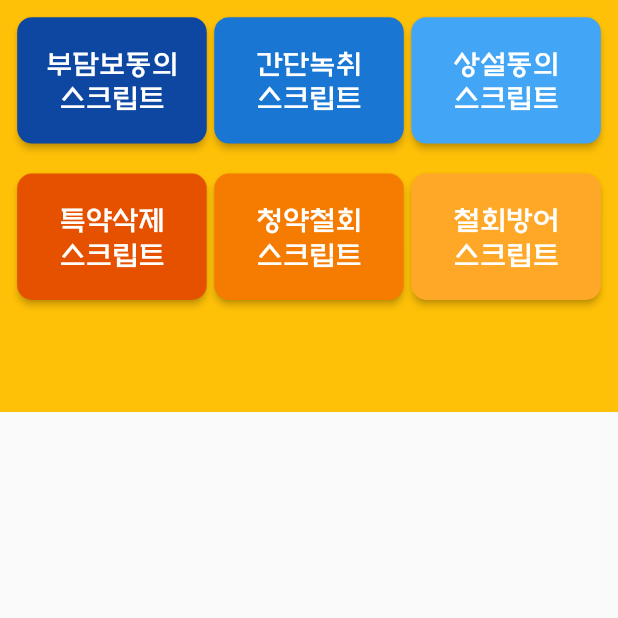
After one commit to captman87/homebusinesshelper, a Flutter app: the VariousFormsPage screen opened directly, on a phone screen of 412 x 824 dp, the top half of it. The commit adds this screen. Run offline on Flutter 3.47's test engine with Material 2 defaults, Android fonts, the phone set to English and light mode, and no system bars; drawn by our look-alikes of styled_text; our stand-ins replace dropdown_button2, flutter_screenutil.

Commit message:
2022-01-25 18:18

```diff
--- /dev/null
+++ b/lib/Page1/variousformsPage.dart
@@ -0,0 +1,178 @@
+// ignore_for_file: file_names
+
+import 'package:flutter/material.dart';
+import 'package:flutter_screenutil/flutter_screenutil.dart';
+import 'package:styled_text/styled_text.dart';
+
+class VariousFormsPage extends StatelessWidget {
+  const VariousFormsPage({Key? key}) : super(key: key);
+
+  @override
+  Widget build(BuildContext context) {
+    return Scaffold(body: LayoutBuilder(
+        builder: (BuildContext context, BoxConstraints constraints) {
+      return Column(
+        children: [
+          Container(
+            height: constraints.maxHeight / 3,
+            color: Colors.amber,
+            child: GridView.count(
+              // physics: const NeverScrollableScrollPhysics(),
+              childAspectRatio: (3 / 2),
+              crossAxisCount: 3,
+              crossAxisSpacing: 5,
+              mainAxisSpacing: 20,
+              padding: EdgeInsets.all(10.w),
+              children: [
+                ElevatedButton(
+                    onPressed: () {},
+                    style: ElevatedButton.styleFrom(
+                      primary: Colors.blue[900],
+                      shape: RoundedRectangleBorder(
+                          borderRadius: BorderRadius.circular(10.0)),
+                    ),
+                    child: StyledText(
+                      text: '부담보동의\n스크립트',
+                      textAlign: TextAlign.center,
+                      style: TextStyle(
+                          fontSize: 16.sp,
+                          color: Colors.white,
+                          fontFamily: 'customfont'),
+                      tags: {
+                        'b': StyledTextTag(
+                            style:
+                                const TextStyle(fontWeight: FontWeight.bold)),
+                        'cr': StyledTextTag(
+                            style: const TextStyle(color: Colors.red)),
+                        'cb': StyledTextTag(
+                            style: const TextStyle(color: Colors.blue)),
+                      },
+                    )),
+                ElevatedButton(
+                    onPressed: () {},
+                    style: ElevatedButton.styleFrom(
+                      primary: Colors.blue[700],
+                      shape: RoundedRectangleBorder(
+                          borderRadius: BorderRadius.circular(10.0)),
+                    ),
+                    child: StyledText(
+                      text: '간단녹취\n스크립트',
+                      textAlign: TextAlign.center,
+                      style: TextStyle(
+                          fontSize: 16.sp,
+                          color: Colors.white,
+                          fontFamily: 'customfont'),
+                      tags: {
+                        'b': StyledTextTag(
+                            style:
+                                const TextStyle(fontWeight: FontWeight.bold)),
+                        'cr': StyledTextTag(
+                            style: const TextStyle(color: Colors.red)),
+                        'cb': StyledTextTag(
+                            style: const TextStyle(color: Colors.blue)),
+                      },
+                    )),
+                ElevatedButton(
+                    onPressed: () {},
+                    style: ElevatedButton.styleFrom(
+                      primary: Colors.blue[400],
+                      shape: RoundedRectangleBorder(
+                          borderRadius: BorderRadius.circular(10.0)),
+                    ),
+                    child: StyledText(
+                      text: '상설동의\n스크립트',
+                      textAlign: TextAlign.center,
+                      style: TextStyle(
+                          fontSize: 16.sp,
+                          color: Colors.white,
+                          fontFamily: 'customfont'),
+                      tags: {
+                        'b': StyledTextTag(
+                            style:
+                                const TextStyle(fontWeight: FontWeight.bold)),
+                        'cr': StyledTextTag(
+                            style: const TextStyle(color: Colors.red)),
+                        'cb': StyledTextTag(
+                            style: const TextStyle(color: Colors.blue)),
+                      },
+                    )),
+                ElevatedButton(
+                    onPressed: () {},
+                    style: ElevatedButton.styleFrom(
+                      primary: Colors.orange[900],
+                      shape: RoundedRectangleBorder(
+                          borderRadius: BorderRadius.circular(10.0)),
+                    ),
+                    child: StyledText(
+                      text: '특약삭제\n스크립트',
+                      textAlign: TextAlign.center,
+                      style: TextStyle(
+                          fontSize: 16.sp,
+                          color: Colors.white,
+                          fontFamily: 'customfont'),
+                      tags: {
+                        'b': StyledTextTag(
+                            style:
+                                const TextStyle(fontWeight: FontWeight.bold)),
+                        'cr': StyledTextTag(
+                            style: const TextStyle(color: Colors.red)),
+                        'cb': StyledTextTag(
+                            style: const TextStyle(color: Colors.blue)),
+                      },
+                    )),
+                ElevatedButton(
+                    onPressed: () {},
+                    style: ElevatedButton.styleFrom(
+                      primary: Colors.orange[700],
+                      shape: RoundedRectangleBorder(
+                          borderRadius: BorderRadius.circular(10.0)),
+                    ),
+                    child: StyledText(
+                      text: '청약철회\n스크립트',
+                      textAlign: TextAlign.center,
+                      style: TextStyle(
+                          fontSize: 16.sp,
+                          color: Colors.white,
+                          fontFamily: 'customfont'),
+                      tags: {
+                        'b': StyledTextTag(
+                            style:
+                                const TextStyle(fontWeight: FontWeight.bold)),
+                        'cr': StyledTextTag(
+                            style: const TextStyle(color: Colors.red)),
+                        'cb': StyledTextTag(
+                            style: const TextStyle(color: Colors.blue)),
+                      },
+                    )),
+                ElevatedButton(
+                    onPressed: () {},
+                    style: ElevatedButton.styleFrom(
+                      primary: Colors.orange[400],
+                      shape: RoundedRectangleBorder(
+                          borderRadius: BorderRadius.circular(10.0)),
+                    ),
+                    child: StyledText(
+                      text: '철회방어\n스크립트',
+                      textAlign: TextAlign.center,
+                      style: TextStyle(
+                          fontSize: 16.sp,
+                          color: Colors.white,
+                          fontFamily: 'customfont'),
+                      tags: {
+                        'b': StyledTextTag(
+                            style:
+                                const TextStyle(fontWeight: FontWeight.bold)),
+                        'cr': StyledTextTag(
+                            style: const TextStyle(color: Colors.red)),
+                        'cb': StyledTextTag(
+                            style: const TextStyle(color: Colors.blue)),
+                      },
+                    )),
+              ],
+            ),
+          ),
+        ],
+      );
+    }));
+  }
+}
--- a/lib/Page3/viewtile.dart
+++ b/lib/Page3/viewtile.dart
@@ -109,7 +109,7 @@ class CustomListTile extends StatelessWidget {
           children: [
             Text(
               list.diseaseinfo[index].diseasename,
-              style: TextStyle(fontSize: 15.sp, fontFamily: 'customfont'),
+              style: TextStyle(fontSize: 20.sp, fontFamily: 'customfont'),
               textAlign: TextAlign.start,
             ),
             Padding(
```
Also changed, not shown: lib/Page1/cancerproductlist.dart (deleted, +0 -119 lines), lib/Page1/gungangproductlist.dart (deleted, +0 -89 lines), lib/Page1/productlistPage.dart (deleted, +0 -73 lines), lib/main.dart (+5 -14 lines).
